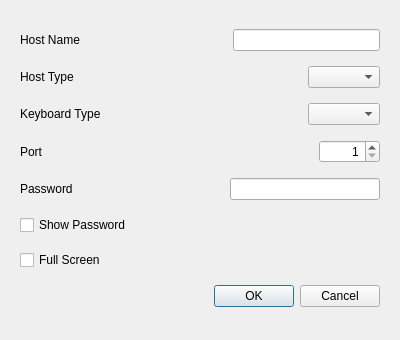
Qt form src/GUI/connect_to_server_dialog.ui (funfun-dc5/qtbrynhildr) before a commit.
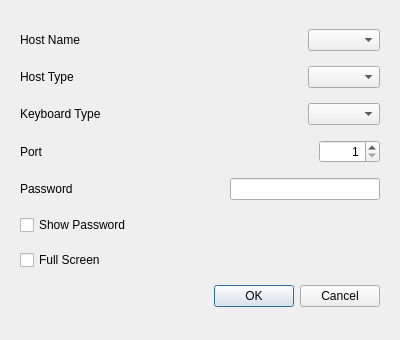
The same form after that commit.

Patch:
```diff
--- a/src/GUI/connect_to_server_dialog.ui
+++ b/src/GUI/connect_to_server_dialog.ui
@@ -49,7 +49,7 @@
        </spacer>
       </item>
       <item>
-       <widget class="QLineEdit" name="lineEdit_hostname"/>
+       <widget class="QComboBox" name="comboBox_hostname"/>
       </item>
      </layout>
     </item>
```
Left out of the diff: 5 changed lines with no effect on the pictures.
